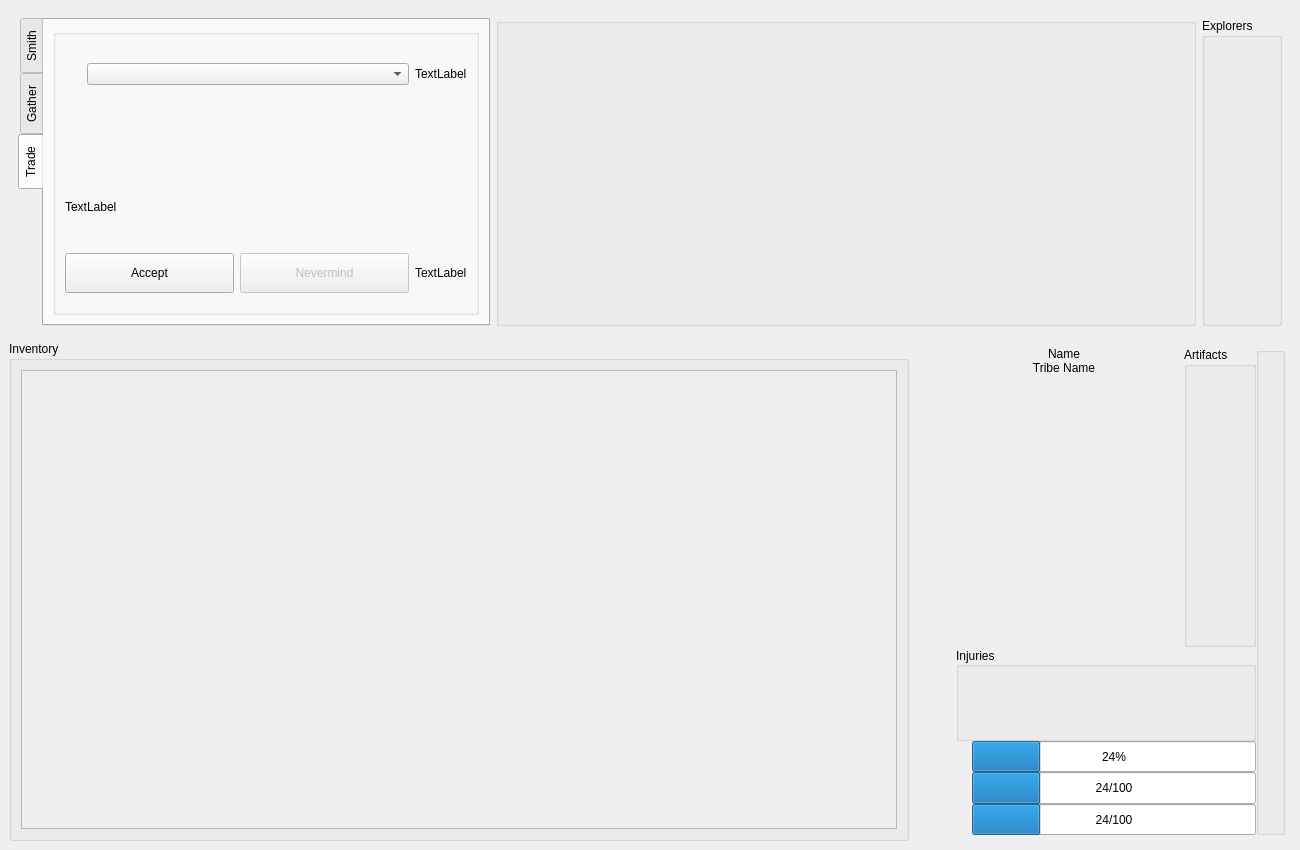
Old version of the form assets/ui/main.ui in the repository pierce-smith1/aor.
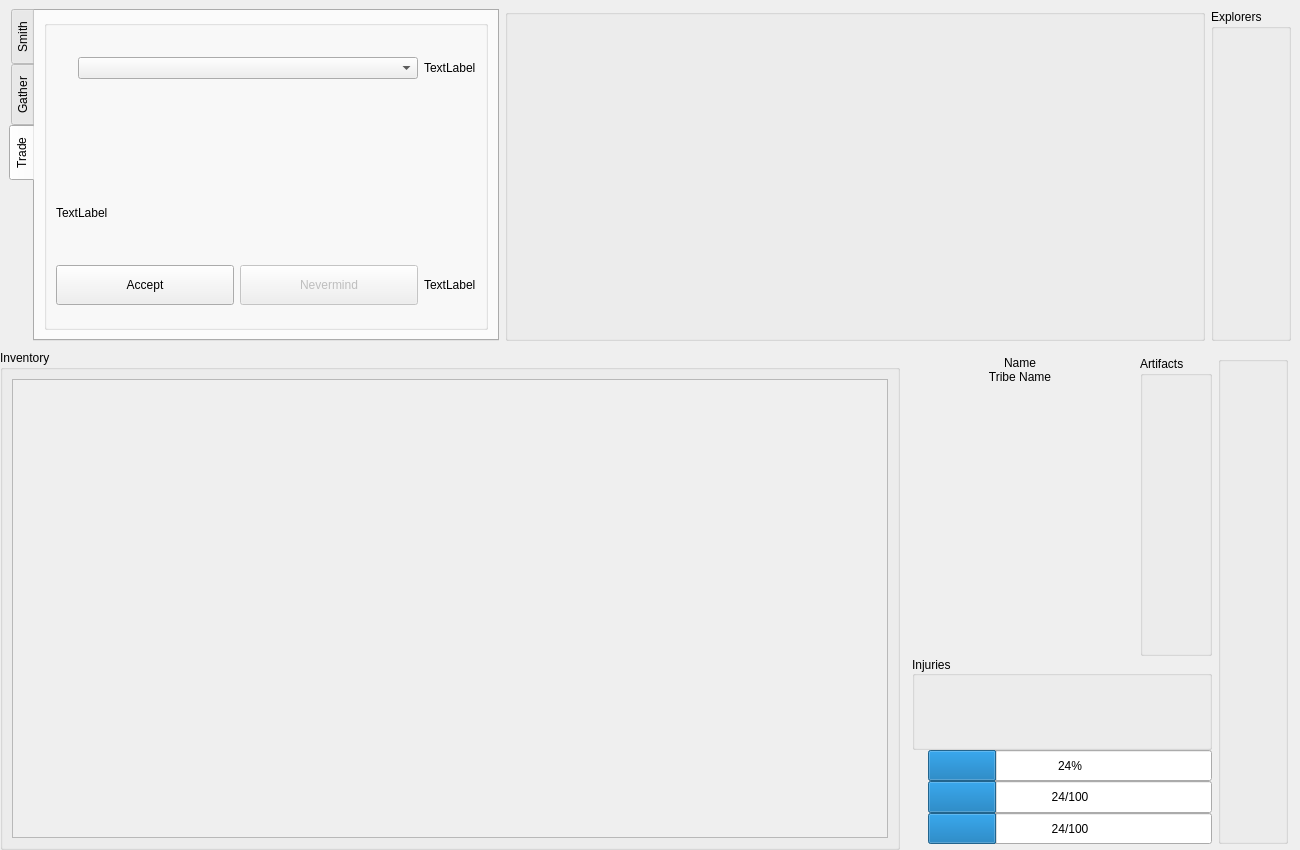
New version of the form. Icons and pictures are not drawn.

```diff
--- a/assets/ui/main.ui
+++ b/assets/ui/main.ui
@@ -18,14 +18,14 @@
   </property>
   <property name="minimumSize">
    <size>
-    <width>1300</width>
-    <height>850</height>
+    <width>0</width>
+    <height>0</height>
    </size>
   </property>
   <property name="maximumSize">
    <size>
-    <width>1300</width>
-    <height>850</height>
+    <width>16777215</width>
+    <height>16777215</height>
    </size>
   </property>
   <property name="windowTitle">
@@ -35,11 +35,14 @@
    <iconset resource="../../images.qrc">
     <normaloff>:/assets/img/items/welchian_rune.png</normaloff>:/assets/img/items/welchian_rune.png</iconset>
   </property>
+  <property name="styleSheet">
+   <string notr="true">#LKMainWindow { background-image: url(:/assets/img/style/bg.png); }</string>
+  </property>
   <widget class="QWidget" name="centralwidget">
    <property name="minimumSize">
     <size>
-     <width>0</width>
-     <height>0</height>
+     <width>1300</width>
+     <height>850</height>
     </size>
    </property>
    <property name="maximumSize">
@@ -49,7 +52,52 @@
     </size>
    </property>
    <layout class="QGridLayout" name="gridLayout_2">
-    <item row="1" column="0" rowspan="3" colspan="3">
+    <property name="leftMargin">
+     <number>0</number>
+    </property>
+    <property name="topMargin">
+     <number>0</number>
+    </property>
+    <property name="rightMargin">
+     <number>0</number>
+    </property>
+    <property name="bottomMargin">
+     <number>0</number>
+    </property>
+    <property name="spacing">
+     <number>0</number>
+    </property>
+    <item row="0" column="0" rowspan="2" alignment="Qt::AlignHCenter|Qt::AlignVCenter">
+     <widget class="QWidget" name="super_widget" native="true">
+      <property name="minimumSize">
+       <size>
+        <width>1300</width>
+        <height>850</height>
+       </size>
+      </property>
+      <property name="maximumSize">
+       <size>
+        <width>1300</width>
+        <height>850</height>
+       </size>
+      </property>
+      <layout class="QGridLayout" name="gridLayout_11">
+       <property name="leftMargin">
+        <number>0</number>
+       </property>
+       <property name="topMargin">
+        <number>0</number>
+       </property>
+       <property name="rightMargin">
+        <number>0</number>
+       </property>
+       <property name="bottomMargin">
+        <number>0</number>
+       </property>
+       <property name="spacing">
+        <number>0</number>
+       </property>
+       <item row="1" column="0">
      <widget class="QGroupBox" name="inventory_widget">
       <property name="minimumSize">
        <size>
@@ -59,8 +107,8 @@
       </property>
       <property name="maximumSize">
        <size>
-        <width>400</width>
-        <height>500</height>
+           <width>16777215</width>
+           <height>16777215</height>
        </size>
       </property>
       <property name="title">
@@ -103,7 +151,320 @@
       </layout>
      </widget>
     </item>
-    <item row="0" column="0" colspan="4">
+       <item row="1" column="1">
+        <widget class="QWidget" name="explorer_widget" native="true">
+         <layout class="QGridLayout" name="explorer_layout">
+          <property name="leftMargin">
+           <number>6</number>
+          </property>
+          <property name="topMargin">
+           <number>6</number>
+          </property>
+          <property name="rightMargin">
+           <number>6</number>
+          </property>
+          <property name="bottomMargin">
+           <number>6</number>
+          </property>
+          <property name="spacing">
+           <number>0</number>
+          </property>
+          <item row="2" column="0">
+           <layout class="QGridLayout" name="gridLayout_5">
+            <item row="2" column="0">
+             <widget class="QLabel" name="spirit_icon">
+              <property name="sizePolicy">
+               <sizepolicy hsizetype="Minimum" vsizetype="Preferred">
+                <horstretch>0</horstretch>
+                <verstretch>0</verstretch>
+               </sizepolicy>
+              </property>
+              <property name="maximumSize">
+               <size>
+                <width>16</width>
+                <height>16777215</height>
+               </size>
+              </property>
+              <property name="text">
+               <string/>
+              </property>
+              <property name="pixmap">
+               <pixmap resource="../../images.qrc">:/assets/img/icons/spirit.png</pixmap>
+              </property>
+             </widget>
+            </item>
+            <item row="3" column="1">
+             <widget class="QProgressBar" name="energy_bar">
+              <property name="sizePolicy">
+               <sizepolicy hsizetype="Minimum" vsizetype="Minimum">
+                <horstretch>0</horstretch>
+                <verstretch>0</verstretch>
+               </sizepolicy>
+              </property>
+              <property name="maximumSize">
+               <size>
+                <width>16777215</width>
+                <height>80</height>
+               </size>
+              </property>
+              <property name="toolTip">
+               <string>&lt;html&gt;&lt;head/&gt;&lt;body&gt;&lt;p&gt;This is the current explorer's &lt;span style=&quot; font-weight:600;&quot;&gt;energy.&lt;/span&gt;&lt;/p&gt;&lt;p&gt;Energy is required for her to use tools. You can refill it by eating food recovered from &lt;span style=&quot; font-weight:600;&quot;&gt;foraging.&lt;/span&gt;&lt;/p&gt;&lt;p&gt;If her energy reaches 0, she will sustain continous injury until it is raised above 0 again.&lt;/p&gt;&lt;/body&gt;&lt;/html&gt;</string>
+              </property>
+              <property name="maximum">
+               <number>100</number>
+              </property>
+              <property name="value">
+               <number>24</number>
+              </property>
+              <property name="format">
+               <string>%v/%m</string>
+              </property>
+             </widget>
+            </item>
+            <item row="0" column="1">
+             <widget class="QProgressBar" name="activity_time_bar">
+              <property name="sizePolicy">
+               <sizepolicy hsizetype="Minimum" vsizetype="Minimum">
+                <horstretch>0</horstretch>
+                <verstretch>0</verstretch>
+               </sizepolicy>
+              </property>
+              <property name="maximumSize">
+               <size>
+                <width>16777215</width>
+                <height>80</height>
+               </size>
+              </property>
+              <property name="statusTip">
+               <string/>
+              </property>
+              <property name="whatsThis">
+               <string/>
+              </property>
+              <property name="value">
+               <number>24</number>
+              </property>
+              <property name="invertedAppearance">
+               <bool>false</bool>
+              </property>
+              <property name="textDirection">
+               <enum>QProgressBar::TopToBottom</enum>
+              </property>
+             </widget>
+            </item>
+            <item row="0" column="0">
+             <widget class="QLabel" name="time_icon">
+              <property name="sizePolicy">
+               <sizepolicy hsizetype="Minimum" vsizetype="Minimum">
+                <horstretch>0</horstretch>
+                <verstretch>0</verstretch>
+               </sizepolicy>
+              </property>
+              <property name="text">
+               <string/>
+              </property>
+              <property name="pixmap">
+               <pixmap resource="../../images.qrc">:/assets/img/icons/arrow.png</pixmap>
+              </property>
+             </widget>
+            </item>
+            <item row="3" column="0">
+             <widget class="QLabel" name="energy_icon">
+              <property name="sizePolicy">
+               <sizepolicy hsizetype="Minimum" vsizetype="Preferred">
+                <horstretch>0</horstretch>
+                <verstretch>0</verstretch>
+               </sizepolicy>
+              </property>
+              <property name="pixmap">
+               <pixmap resource="../../images.qrc">:/assets/img/icons/bolt.png</pixmap>
+              </property>
+             </widget>
+            </item>
+            <item row="2" column="1">
+             <widget class="QProgressBar" name="spirit_bar">
+              <property name="sizePolicy">
+               <sizepolicy hsizetype="Minimum" vsizetype="Minimum">
+                <horstretch>0</horstretch>
+                <verstretch>0</verstretch>
+               </sizepolicy>
+              </property>
+              <property name="maximumSize">
+               <size>
+                <width>16777215</width>
+                <height>80</height>
+               </size>
+              </property>
+              <property name="toolTip">
+               <string>&lt;html&gt;&lt;head/&gt;&lt;body&gt;&lt;p&gt;This is the current explorer's &lt;span style=&quot; font-weight:600;&quot;&gt;spirit&lt;/span&gt;. &lt;/p&gt;&lt;p&gt;Every action she takes drains a small amount of spirit. She can refill it by &lt;span style=&quot; font-weight:600;&quot;&gt;defiling&lt;/span&gt; an item. Drag any non-consumable to her portrait to have her defile it for &lt;span style=&quot; font-weight:600;&quot;&gt;25 spirit per level &lt;/span&gt;of the defiled item.&lt;/p&gt;&lt;p&gt;If her spirit reaches 0, she will sustain continuous injury until it is raised above 0 again.&lt;/p&gt;&lt;/body&gt;&lt;/html&gt;</string>
+              </property>
+              <property name="whatsThis">
+               <string/>
+              </property>
+              <property name="value">
+               <number>24</number>
+              </property>
+              <property name="format">
+               <string>%v/%m</string>
+              </property>
+             </widget>
+            </item>
+           </layout>
+          </item>
+          <item row="1" column="0">
+           <widget class="QGroupBox" name="effect_group">
+            <property name="sizePolicy">
+             <sizepolicy hsizetype="Minimum" vsizetype="Minimum">
+              <horstretch>0</horstretch>
+              <verstretch>0</verstretch>
+             </sizepolicy>
+            </property>
+            <property name="maximumSize">
+             <size>
+              <width>16777215</width>
+              <height>100</height>
+             </size>
+            </property>
+            <property name="toolTip">
+             <string/>
+            </property>
+            <property name="title">
+             <string>Injuries</string>
+            </property>
+            <property name="alignment">
+             <set>Qt::AlignLeading|Qt::AlignLeft|Qt::AlignVCenter</set>
+            </property>
+            <property name="flat">
+             <bool>false</bool>
+            </property>
+            <layout class="QHBoxLayout" name="horizontalLayout_3"/>
+           </widget>
+          </item>
+          <item row="0" column="0">
+           <widget class="QWidget" name="player_widget" native="true">
+            <property name="minimumSize">
+             <size>
+              <width>300</width>
+              <height>300</height>
+             </size>
+            </property>
+            <property name="maximumSize">
+             <size>
+              <width>0</width>
+              <height>16777215</height>
+             </size>
+            </property>
+            <layout class="QGridLayout" name="gridLayout_6">
+             <property name="leftMargin">
+              <number>0</number>
+             </property>
+             <property name="topMargin">
+              <number>0</number>
+             </property>
+             <property name="rightMargin">
+              <number>0</number>
+             </property>
+             <property name="bottomMargin">
+              <number>0</number>
+             </property>
+             <property name="horizontalSpacing">
+              <number>12</number>
+             </property>
+             <property name="verticalSpacing">
+              <number>0</number>
+             </property>
+             <item row="2" column="1">
+              <widget class="QLabel" name="tribe_name_label">
+               <property name="sizePolicy">
+                <sizepolicy hsizetype="Preferred" vsizetype="Fixed">
+                 <horstretch>0</horstretch>
+                 <verstretch>0</verstretch>
+                </sizepolicy>
+               </property>
+               <property name="text">
+                <string>Tribe Name</string>
+               </property>
+               <property name="alignment">
+                <set>Qt::AlignCenter</set>
+               </property>
+              </widget>
+             </item>
+             <item row="1" column="1">
+              <widget class="QLabel" name="player_name_label">
+               <property name="sizePolicy">
+                <sizepolicy hsizetype="Preferred" vsizetype="Fixed">
+                 <horstretch>0</horstretch>
+                 <verstretch>0</verstretch>
+                </sizepolicy>
+               </property>
+               <property name="frameShape">
+                <enum>QFrame::NoFrame</enum>
+               </property>
+               <property name="text">
+                <string>Name</string>
+               </property>
+               <property name="textFormat">
+                <enum>Qt::RichText</enum>
+               </property>
+               <property name="alignment">
+                <set>Qt::AlignCenter</set>
+               </property>
+              </widget>
+             </item>
+             <item row="1" column="2" rowspan="3">
+              <widget class="QGroupBox" name="artifact_box">
+               <property name="sizePolicy">
+                <sizepolicy hsizetype="Fixed" vsizetype="Preferred">
+                 <horstretch>0</horstretch>
+                 <verstretch>0</verstretch>
+                </sizepolicy>
+               </property>
+               <property name="toolTip">
+                <string/>
+               </property>
+               <property name="title">
+                <string>Artifacts</string>
+               </property>
+               <layout class="QVBoxLayout" name="artifact_layout">
+                <property name="sizeConstraint">
+                 <enum>QLayout::SetDefaultConstraint</enum>
+                </property>
+                <property name="leftMargin">
+                 <number>6</number>
+                </property>
+               </layout>
+              </widget>
+             </item>
+             <item row="1" column="0" rowspan="3">
+              <layout class="QVBoxLayout" name="activity_queue_layout"/>
+             </item>
+            </layout>
+           </widget>
+          </item>
+          <item row="0" column="1" rowspan="3">
+           <widget class="QGroupBox" name="skills_box">
+            <property name="sizePolicy">
+             <sizepolicy hsizetype="Minimum" vsizetype="Preferred">
+              <horstretch>0</horstretch>
+              <verstretch>0</verstretch>
+             </sizepolicy>
+            </property>
+            <property name="maximumSize">
+             <size>
+              <width>70</width>
+              <height>16777215</height>
+             </size>
+            </property>
+            <property name="title">
+             <string/>
+            </property>
+            <layout class="QVBoxLayout" name="verticalLayout"/>
+           </widget>
+          </item>
+         </layout>
+        </widget>
+       </item>
+       <item row="0" column="0" colspan="2">
      <widget class="QWidget" name="activities_widget" native="true">
       <layout class="QHBoxLayout" name="activity_layout">
        <item>
@@ -446,310 +807,6 @@
         </widget>
        </item>
       </layout>
-     </widget>
-    </item>
-    <item row="1" column="3" rowspan="3">
-     <widget class="QWidget" name="explorer_widget" native="true">
-      <layout class="QGridLayout" name="explorer_layout">
-       <property name="leftMargin">
-        <number>6</number>
-       </property>
-       <property name="topMargin">
-        <number>6</number>
-       </property>
-       <property name="rightMargin">
-        <number>6</number>
-       </property>
-       <property name="bottomMargin">
-        <number>6</number>
-       </property>
-       <property name="spacing">
-        <number>0</number>
-       </property>
-       <item row="2" column="0">
-        <layout class="QGridLayout" name="gridLayout_5">
-         <item row="2" column="0">
-          <widget class="QLabel" name="spirit_icon">
-           <property name="sizePolicy">
-            <sizepolicy hsizetype="Minimum" vsizetype="Preferred">
-             <horstretch>0</horstretch>
-             <verstretch>0</verstretch>
-            </sizepolicy>
-           </property>
-           <property name="maximumSize">
-            <size>
-             <width>16</width>
-             <height>16777215</height>
-            </size>
-           </property>
-           <property name="text">
-            <string/>
-           </property>
-           <property name="pixmap">
-            <pixmap resource="../../images.qrc">:/assets/img/icons/spirit.png</pixmap>
-           </property>
-          </widget>
-         </item>
-         <item row="3" column="1">
-          <widget class="QProgressBar" name="energy_bar">
-           <property name="sizePolicy">
-            <sizepolicy hsizetype="Minimum" vsizetype="Minimum">
-             <horstretch>0</horstretch>
-             <verstretch>0</verstretch>
-            </sizepolicy>
-           </property>
-           <property name="maximumSize">
-            <size>
-             <width>16777215</width>
-             <height>80</height>
-            </size>
-           </property>
-           <property name="toolTip">
-            <string>&lt;html&gt;&lt;head/&gt;&lt;body&gt;&lt;p&gt;This is the current explorer's &lt;span style=&quot; font-weight:600;&quot;&gt;energy.&lt;/span&gt;&lt;/p&gt;&lt;p&gt;Energy is required for her to use tools. You can refill it by eating food recovered from &lt;span style=&quot; font-weight:600;&quot;&gt;foraging.&lt;/span&gt;&lt;/p&gt;&lt;p&gt;If her energy reaches 0, she will sustain continous injury until it is raised above 0 again.&lt;/p&gt;&lt;/body&gt;&lt;/html&gt;</string>
-           </property>
-           <property name="maximum">
-            <number>100</number>
-           </property>
-           <property name="value">
-            <number>24</number>
-           </property>
-           <property name="format">
-            <string>%v/%m</string>
-           </property>
-          </widget>
-         </item>
-         <item row="0" column="1">
-          <widget class="QProgressBar" name="activity_time_bar">
-           <property name="sizePolicy">
-            <sizepolicy hsizetype="Minimum" vsizetype="Minimum">
-             <horstretch>0</horstretch>
-             <verstretch>0</verstretch>
-            </sizepolicy>
-           </property>
-           <property name="maximumSize">
-            <size>
-             <width>16777215</width>
-             <height>80</height>
-            </size>
-           </property>
-           <property name="statusTip">
-            <string/>
-           </property>
-           <property name="whatsThis">
-            <string/>
-           </property>
-           <property name="value">
-            <number>24</number>
-           </property>
-           <property name="invertedAppearance">
-            <bool>false</bool>
-           </property>
-           <property name="textDirection">
-            <enum>QProgressBar::TopToBottom</enum>
-           </property>
-          </widget>
-         </item>
-         <item row="0" column="0">
-          <widget class="QLabel" name="time_icon">
-           <property name="sizePolicy">
-            <sizepolicy hsizetype="Minimum" vsizetype="Minimum">
-             <horstretch>0</horstretch>
-             <verstretch>0</verstretch>
-            </sizepolicy>
-           </property>
-           <property name="text">
-            <string/>
-           </property>
-           <property name="pixmap">
-            <pixmap resource="../../images.qrc">:/assets/img/icons/arrow.png</pixmap>
-           </property>
-          </widget>
-         </item>
-         <item row="3" column="0">
-          <widget class="QLabel" name="energy_icon">
-           <property name="sizePolicy">
-            <sizepolicy hsizetype="Minimum" vsizetype="Preferred">
-             <horstretch>0</horstretch>
-             <verstretch>0</verstretch>
-            </sizepolicy>
-           </property>
-           <property name="pixmap">
-            <pixmap resource="../../images.qrc">:/assets/img/icons/bolt.png</pixmap>
-           </property>
-          </widget>
-         </item>
-         <item row="2" column="1">
-          <widget class="QProgressBar" name="spirit_bar">
-           <property name="sizePolicy">
-            <sizepolicy hsizetype="Minimum" vsizetype="Minimum">
-             <horstretch>0</horstretch>
-             <verstretch>0</verstretch>
-            </sizepolicy>
-           </property>
-           <property name="maximumSize">
-            <size>
-             <width>16777215</width>
-             <height>80</height>
-            </size>
-           </property>
-           <property name="toolTip">
-            <string>&lt;html&gt;&lt;head/&gt;&lt;body&gt;&lt;p&gt;This is the current explorer's &lt;span style=&quot; font-weight:600;&quot;&gt;spirit&lt;/span&gt;. &lt;/p&gt;&lt;p&gt;Every action she takes drains a small amount of spirit. She can refill it by &lt;span style=&quot; font-weight:600;&quot;&gt;defiling&lt;/span&gt; an item. Drag any non-consumable to her portrait to have her defile it for &lt;span style=&quot; font-weight:600;&quot;&gt;25 spirit per level &lt;/span&gt;of the defiled item.&lt;/p&gt;&lt;p&gt;If her spirit reaches 0, she will sustain continuous injury until it is raised above 0 again.&lt;/p&gt;&lt;/body&gt;&lt;/html&gt;</string>
-           </property>
-           <property name="whatsThis">
-            <string/>
-           </property>
-           <property name="value">
-            <number>24</number>
-           </property>
-           <property name="format">
-            <string>%v/%m</string>
-           </property>
-          </widget>
-         </item>
-        </layout>
-       </item>
-       <item row="1" column="0">
-        <widget class="QGroupBox" name="effect_group">
-         <property name="sizePolicy">
-          <sizepolicy hsizetype="Minimum" vsizetype="Minimum">
-           <horstretch>0</horstretch>
-           <verstretch>0</verstretch>
-          </sizepolicy>
-         </property>
-         <property name="maximumSize">
-          <size>
-           <width>16777215</width>
-           <height>100</height>
-          </size>
-         </property>
-         <property name="toolTip">
-          <string/>
-         </property>
-         <property name="title">
-          <string>Injuries</string>
-         </property>
-         <property name="alignment">
-          <set>Qt::AlignLeading|Qt::AlignLeft|Qt::AlignVCenter</set>
-         </property>
-         <property name="flat">
-          <bool>false</bool>
-         </property>
-         <layout class="QHBoxLayout" name="horizontalLayout_3"/>
-        </widget>
-       </item>
-       <item row="0" column="0">
-        <widget class="QWidget" name="player_widget" native="true">
-         <property name="minimumSize">
-          <size>
-           <width>300</width>
-           <height>300</height>
-          </size>
-         </property>
-         <property name="maximumSize">
-          <size>
-           <width>0</width>
-           <height>16777215</height>
-          </size>
-         </property>
-         <layout class="QGridLayout" name="gridLayout_6">
-          <property name="leftMargin">
-           <number>0</number>
-          </property>
-          <property name="topMargin">
-           <number>0</number>
-          </property>
-          <property name="rightMargin">
-           <number>0</number>
-          </property>
-          <property name="bottomMargin">
-           <number>0</number>
-          </property>
-          <property name="horizontalSpacing">
-           <number>12</number>
-          </property>
-          <property name="verticalSpacing">
-           <number>0</number>
-          </property>
-          <item row="2" column="1">
-           <widget class="QLabel" name="tribe_name_label">
-            <property name="sizePolicy">
-             <sizepolicy hsizetype="Preferred" vsizetype="Fixed">
-              <horstretch>0</horstretch>
-              <verstretch>0</verstretch>
-             </sizepolicy>
-            </property>
-            <property name="text">
-             <string>Tribe Name</string>
-            </property>
-            <property name="alignment">
-             <set>Qt::AlignCenter</set>
-            </property>
-           </widget>
-          </item>
-          <item row="1" column="1">
-           <widget class="QLabel" name="player_name_label">
-            <property name="sizePolicy">
-             <sizepolicy hsizetype="Preferred" vsizetype="Fixed">
-              <horstretch>0</horstretch>
-              <verstretch>0</verstretch>
-             </sizepolicy>
-            </property>
-            <property name="frameShape">
-             <enum>QFrame::NoFrame</enum>
-            </property>
-            <property name="text">
-             <string>Name</string>
-            </property>
-            <property name="textFormat">
-             <enum>Qt::RichText</enum>
-            </property>
-            <property name="alignment">
-             <set>Qt::AlignCenter</set>
-            </property>
-           </widget>
-          </item>
-          <item row="1" column="2" rowspan="3">
-           <widget class="QGroupBox" name="artifact_box">
-            <property name="sizePolicy">
-             <sizepolicy hsizetype="Fixed" vsizetype="Preferred">
-              <horstretch>0</horstretch>
-              <verstretch>0</verstretch>
-             </sizepolicy>
-            </property>
-            <property name="toolTip">
-             <string/>
-            </property>
-            <property name="title">
-             <string>Artifacts</string>
-            </property>
-            <layout class="QVBoxLayout" name="artifact_layout">
-             <property name="sizeConstraint">
-              <enum>QLayout::SetDefaultConstraint</enum>
-             </property>
-             <property name="leftMargin">
-              <number>6</number>
-             </property>
-            </layout>
-           </widget>
-          </item>
-          <item row="1" column="0" rowspan="3">
-           <layout class="QVBoxLayout" name="activity_queue_layout"/>
-          </item>
-         </layout>
-        </widget>
-       </item>
-       <item row="0" column="1" rowspan="3">
-        <widget class="QGroupBox" name="skills_box">
-         <property name="sizePolicy">
-          <sizepolicy hsizetype="Minimum" vsizetype="Preferred">
-           <horstretch>0</horstretch>
-           <verstretch>0</verstretch>
-          </sizepolicy>
-         </property>
-         <property name="title">
-          <string/>
-         </property>
-         <layout class="QVBoxLayout" name="verticalLayout"/>
         </widget>
        </item>
       </layout>
```
Lines whose indentation alone changed are shown as unchanged.
